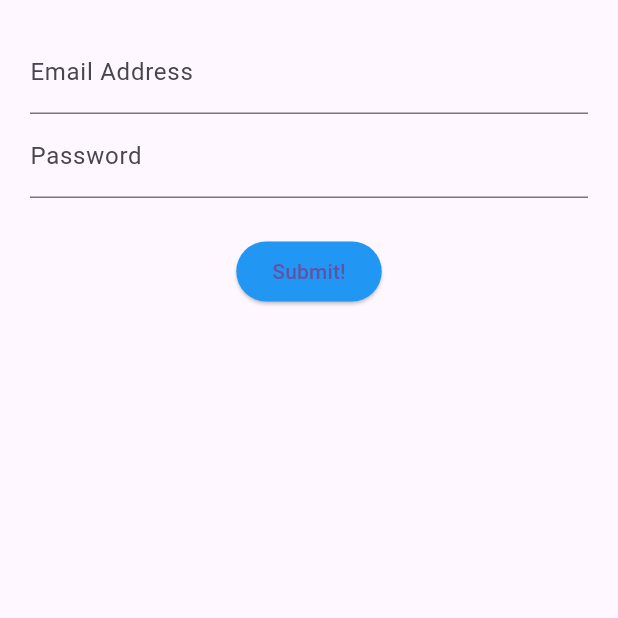
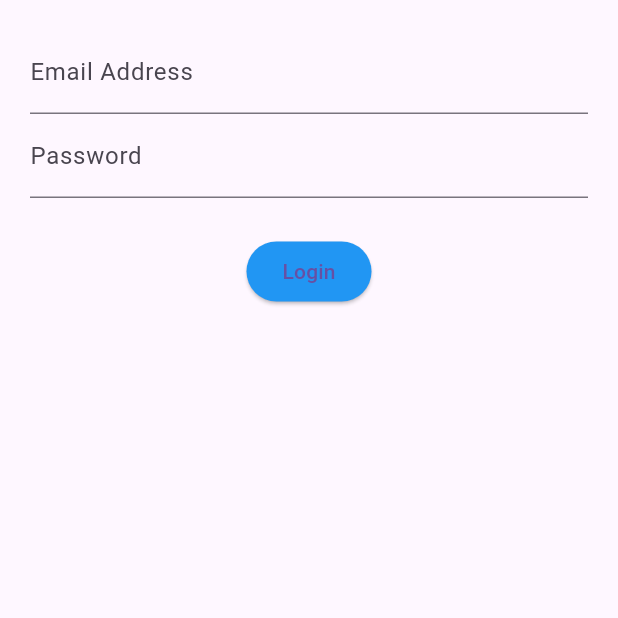
Before and after one commit to tranzi90/login_bloc, a Flutter app: the screen it shows after launch, on a phone screen of 412 x 824 dp, the top half of it. Run offline on Flutter 3.47's test engine with Material 3 defaults, Android fonts, the phone set to English and light mode, and no system bars.

Commit message:
+ submit button

```diff
--- a/lib/src/screens/login_screen.dart
+++ b/lib/src/screens/login_screen.dart
@@ -53,7 +53,7 @@ class LoginScreen extends StatelessWidget {
   Widget submitButton() {
     return ElevatedButton(
       onPressed: () {},
-      child: Text('Submit!'),
+      child: Text('Login'),
       style: ElevatedButton.styleFrom(backgroundColor: Colors.blue),
     );
   }
```
